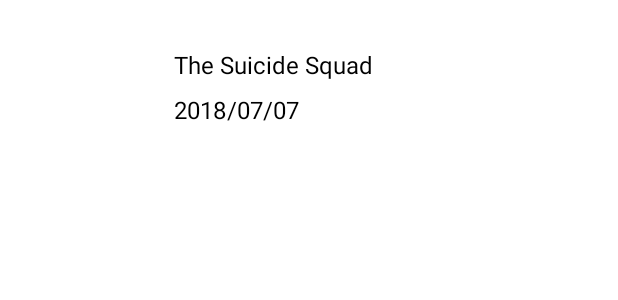
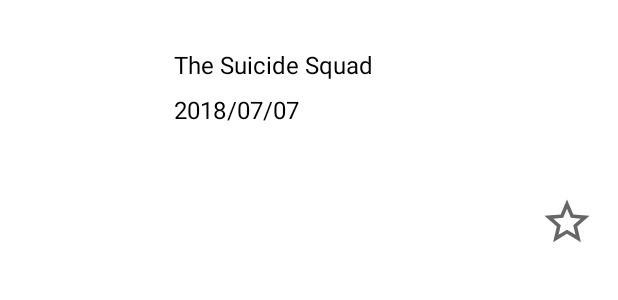
Before and after one commit to adas3000/Movies-List, an Android app: the layout item_movie.xml on its own in the app's theme, with its tools: preview values and no code run, on a phone screen of 412 x 824 dp. Shown: the top 300 px of the screen. Run offline under Robolectric (Android 15) with nearby library versions, the phone set to English and light mode, and no system bars.

Commit message:
Create FavoriteMoviesPreferences in order to store favorite movies

```diff
--- a/app/src/main/java/pl/adam/pko/model/interactor/movies_list/IMoviesListInteractor.kt
+++ b/app/src/main/java/pl/adam/pko/model/interactor/movies_list/IMoviesListInteractor.kt
@@ -5,4 +5,5 @@ import pl.adam.pko.model.model.Movie
 
 interface IMoviesListInteractor : Interactor {
     suspend fun getNowPlayingMovies(page: Int = 1): List<Movie>
+    fun saveMovieFavorite(id: Int, favorite: Boolean)
 }
--- a/app/src/main/java/pl/adam/pko/model/model/Movie.kt
+++ b/app/src/main/java/pl/adam/pko/model/model/Movie.kt
@@ -11,5 +11,6 @@ data class Movie(
     val title: String,
     val video: Boolean,
     val voteAverage: Double,
-    val voteCount: Int
+    val voteCount: Int,
+    var favorite: Boolean = false
 )
--- /dev/null
+++ b/app/src/main/java/pl/adam/pko/model/preferences/Preferences.kt
@@ -0,0 +1,3 @@
+package pl.adam.pko.model.preferences
+
+interface Preferences
--- a/app/src/main/java/pl/adam/pko/presenter/movie_details/MovieDetailsPresenter.kt
+++ b/app/src/main/java/pl/adam/pko/presenter/movie_details/MovieDetailsPresenter.kt
@@ -7,6 +7,7 @@ class MovieDetailsPresenter : BasePresenter<MovieDetailsView>(), IMovieDetailsPr
 
     override fun attachView(view: MovieDetailsView) {
         super.attachView(view)
+        view.setOnBackClickListener { view.close()  }
         view.showMovie(view.passedMovie())
     }
 
--- a/app/src/main/java/pl/adam/pko/view/view/MovieDetailsView.kt
+++ b/app/src/main/java/pl/adam/pko/view/view/MovieDetailsView.kt
@@ -5,4 +5,6 @@ import pl.adam.pko.model.model.Movie
 interface MovieDetailsView : MvpView {
     fun passedMovie(): Movie
     fun showMovie(movie: Movie)
+    fun setOnBackClickListener(onBackClickListener: () -> Unit)
+    fun close()
 }
--- a/app/src/main/java/pl/adam/pko/view/view/MoviesListView.kt
+++ b/app/src/main/java/pl/adam/pko/view/view/MoviesListView.kt
@@ -4,6 +4,8 @@ import pl.adam.pko.model.model.Movie
 
 interface MoviesListView : MvpView {
     fun showMovies(movies: List<Movie>)
-    fun setOnMovieClickListener(onMovieClickListener: (movie: Movie) -> Unit)
+    fun setOnMovieImageClickListener(onMovieImageClickListener: (movie: Movie) -> Unit)
+    fun setOnMovieStarClickListener(onMovieStarClickListener: (movie: Movie, index: Int) -> Unit)
     fun showMovieDetails(movie: Movie)
+    fun refreshList(index: Int)
 }
--- /dev/null
+++ b/app/src/main/res/drawable/ic_un_favorite.xml
@@ -0,0 +1,10 @@
+<vector xmlns:android="http://schemas.android.com/apk/res/android"
+    android:width="24dp"
+    android:height="24dp"
+    android:viewportWidth="24"
+    android:viewportHeight="24"
+    android:tint="?attr/colorControlNormal">
+  <path
+      android:fillColor="@android:color/white"
+      android:pathData="M22,9.24l-7.19,-0.62L12,2 9.19,8.63 2,9.24l5.46,4.73L5.82,21 12,17.27 18.18,21l-1.63,-7.03L22,9.24zM12,15.4l-3.76,2.27 1,-4.28 -3.32,-2.88 4.38,-0.38L12,6.1l1.71,4.04 4.38,0.38 -3.32,2.88 1,4.28L12,15.4z"/>
+</vector>
--- a/app/src/main/res/layout/activity_movie_details.xml
+++ b/app/src/main/res/layout/activity_movie_details.xml
@@ -3,7 +3,8 @@
     xmlns:app="http://schemas.android.com/apk/res-auto"
     android:layout_width="match_parent"
     android:layout_height="match_parent"
-    android:paddingBottom="16dp">
+    android:paddingBottom="16dp"
+    android:scrollbars="none">
 
     <androidx.constraintlayout.widget.ConstraintLayout
         android:layout_width="match_parent"
--- a/app/src/main/res/layout/item_movie.xml
+++ b/app/src/main/res/layout/item_movie.xml
@@ -38,4 +38,16 @@
         app:layout_constraintStart_toEndOf="@id/imgIV"
         app:layout_constraintTop_toBottomOf="@id/titleTV" />
 
+    <ImageView
+        android:id="@+id/favoriteIV"
+        android:layout_width="36dp"
+        android:layout_height="36dp"
+        android:layout_marginStart="16dp"
+        android:layout_marginTop="8dp"
+        android:layout_marginEnd="16dp"
+        android:background="?attr/selectableItemBackgroundBorderless"
+        android:src="@drawable/ic_un_favorite"
+        app:layout_constraintBottom_toBottomOf="@id/imgIV"
+        app:layout_constraintEnd_toEndOf="parent" />
+
 </androidx.constraintlayout.widget.ConstraintLayout>
```
Also changed, not shown: app/src/main/java/pl/adam/pko/App.kt (+14 -2 lines), app/src/main/java/pl/adam/pko/model/interactor/movies_list/MoviesListInteractor.kt (+10 -2 lines), app/src/main/java/pl/adam/pko/model/preferences/favorite_movies/FavoriteMoviesPreferences.kt (added, +28 -0 lines), app/src/main/java/pl/adam/pko/model/preferences/favorite_movies/IFavoriteMoviesPreferences.kt (added, +8 -0 lines), app/src/main/java/pl/adam/pko/presenter/movies_list/MoviesListPresenter.kt (+14 -1 lines), app/src/main/java/pl/adam/pko/view/activity/MovieDetailsActivity.kt (+21 -1 lines), app/src/main/java/pl/adam/pko/view/activity/MoviesListActivity.kt (+18 -4 lines), app/src/main/java/pl/adam/pko/view/adapter/MovieAdapter.kt (+15 -3 lines), app/src/main/res/drawable/ic_favorite.xml (added, +10 -0 lines).
